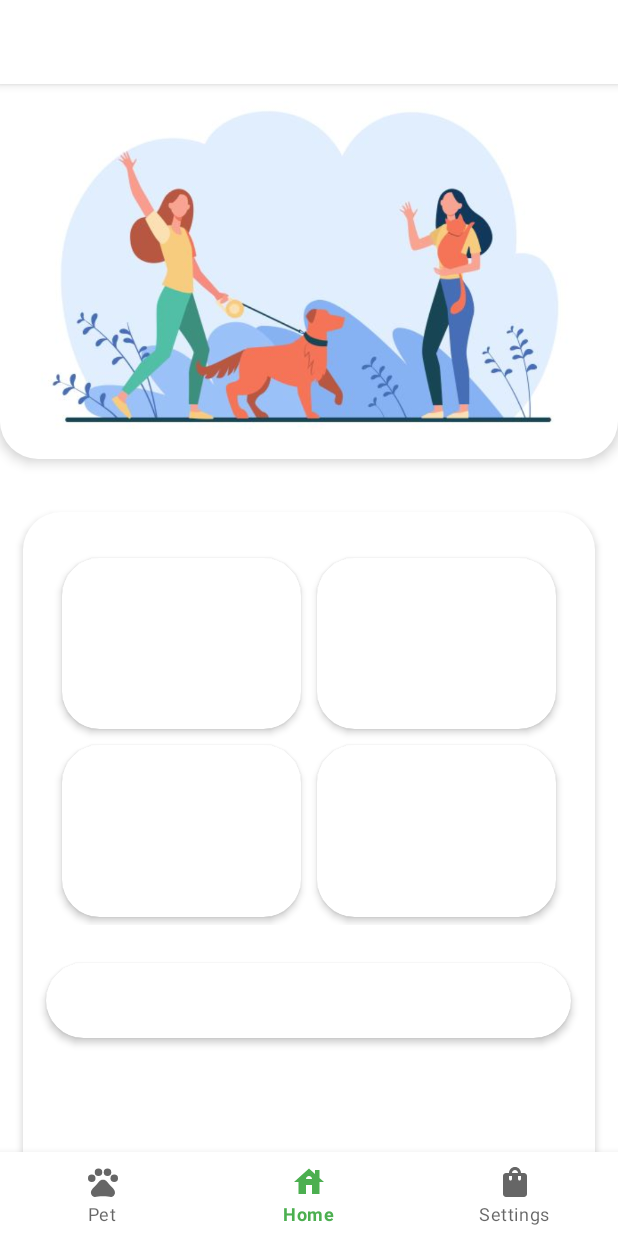
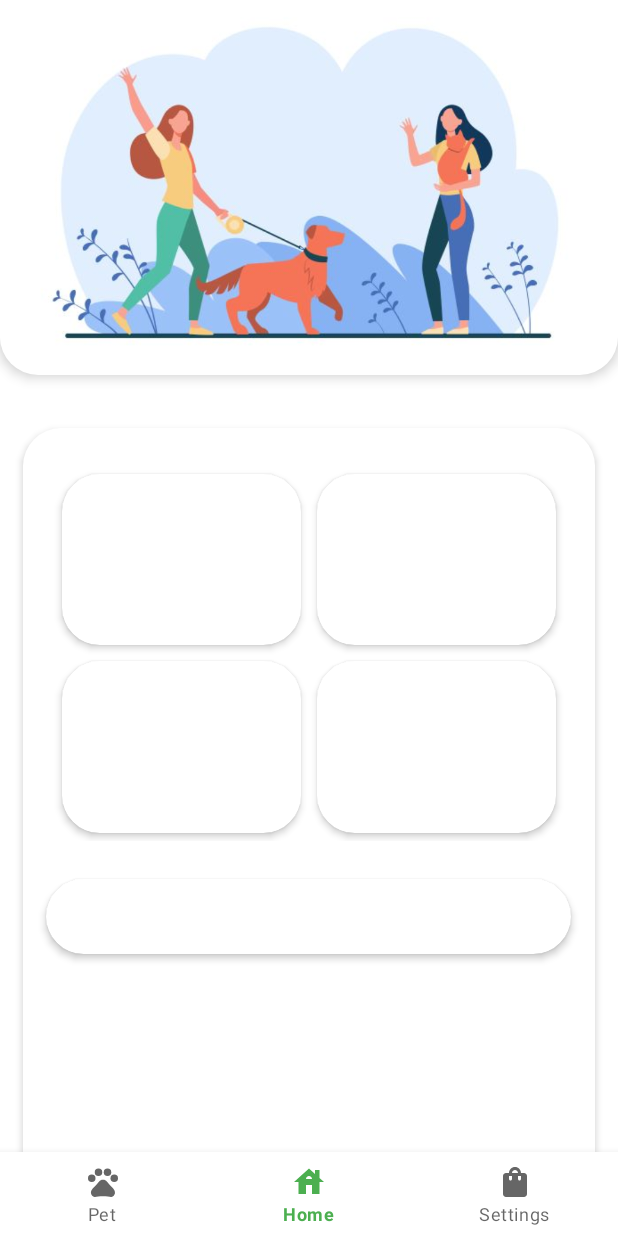
Before and after one commit to Marsiius/MyPet, an Android app: the MainActivity screen opened directly, with no data from a screen before it, on a phone screen of 412 x 824 dp. Run offline under Robolectric (Android 15) with nearby library versions, the phone set to English and light mode, and no system bars; our stand-ins replace Firebase (no records; nobody signed in at launch, a user with empty details on screens opened directly), navigation-ui; Roboto replaces fonts that are not available here.

Commit message:
Delete toolbar

```diff
--- a/app/src/main/java/it/pdm/app/MainActivity.kt
+++ b/app/src/main/java/it/pdm/app/MainActivity.kt
@@ -4,7 +4,6 @@ import androidx.appcompat.app.AppCompatActivity
 import android.os.Bundle
 import android.view.View
 import androidx.appcompat.widget.Toolbar
-import androidx.fragment.app.Fragment
 import androidx.navigation.NavController
 import androidx.navigation.Navigation
 import androidx.navigation.findNavController
@@ -17,7 +16,6 @@ class MainActivity : AppCompatActivity() {
 
     private lateinit var binding: ActivityMainBinding
     private lateinit var navController: NavController
-    private lateinit var toolbar: androidx.appcompat.widget.Toolbar
 
     override fun onCreate(savedInstanceState: Bundle?) {
         super.onCreate(savedInstanceState)
@@ -40,10 +38,6 @@ class MainActivity : AppCompatActivity() {
 
         val navController = findNavController(R.id.activity_main_nav_host_fragment)
         val config = AppBarConfiguration(navController.graph)
-        //findViewById<Toolbar>(R.id.toolbarTb).setupWithNavController(navController, config)
-
-        toolbar = binding.toolbarTb
-        //setSupportActionBar(toolbar)
 
         navController.addOnDestinationChangedListener { _, destination, _ ->
             if(destination.id != R.id.petFragment && destination.id != R.id.homeFragment && destination.id != R.id.settingsFragment) {
--- a/app/src/main/res/layout/activity_main.xml
+++ b/app/src/main/res/layout/activity_main.xml
@@ -28,14 +28,6 @@
             android:layout_width="match_parent"
             android:layout_height="wrap_content">
 
-            <androidx.appcompat.widget.Toolbar
-                android:id="@+id/toolbarTb"
-                android:layout_width="match_parent"
-                style="@style/toolbarTheme"
-                android:layout_height="?attr/actionBarSize"/>
-                <!--app:navigationIcon="@drawable/ic_backarrow"
-                app:title="prova"/>-->
-
         </com.google.android.material.appbar.AppBarLayout>
 
     <com.google.android.material.bottomnavigation.BottomNavigationView
```
